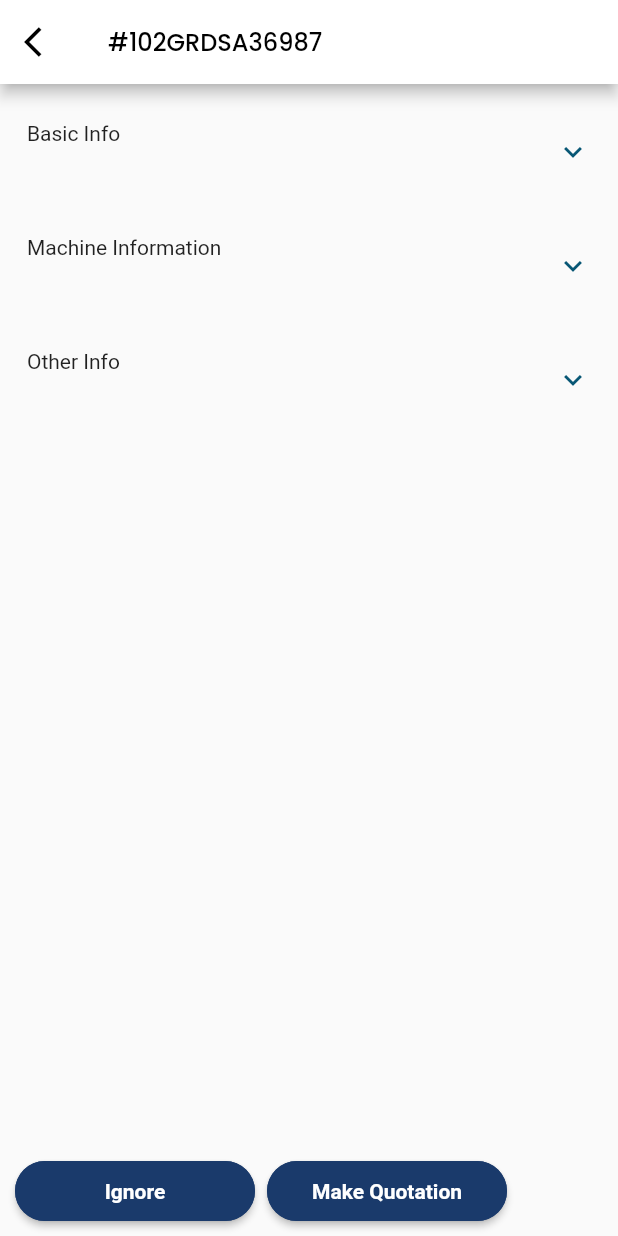
After one commit to dhnshri/M1_service_engineer, a Flutter app: the ServiceRequestDetailsScreen screen opened directly, on a phone screen of 412 x 824 dp. The commit adds this screen. Run offline on Flutter 3.47's test engine with Material 2 defaults, Android fonts, the phone set to English and light mode, and no system bars; drawn by our look-alikes of expansion_tile_card; our stand-ins replace bloc, cached_network_image, flutter_bloc, google_fonts, shared_preferences, shimmer; accounts and stored records are empty; Roboto replaces fonts that are missing (SF-Pro-Display).

Commit message:
Service request Details and my task details done

```diff
--- a/lib/Config/font.dart
+++ b/lib/Config/font.dart
@@ -19,6 +19,24 @@ var filterRadiobtnStyle = GoogleFonts.poppins(
   color: Colors.black,
   fontSize: 12,
   fontWeight: FontWeight.normal,
+);
+
+var ExpanstionTileLeftDataStyle = GoogleFonts.poppins(
+  color: Colors.black,
+  fontSize: 12,
+  fontWeight: FontWeight.normal,
+);
+
+var ExpanstionTileOtherInfoStyle = GoogleFonts.poppins(
+  color: Colors.black,
+  fontSize: 12,
+  fontWeight: FontWeight.normal,
+);
+
+var ExpanstionTileRightDataStyle = GoogleFonts.poppins(
+  color: Colors.black,
+  fontSize: 12,
+  fontWeight: FontWeight.bold,
 );
 
 var filterHeadingRadiobtnStyle = GoogleFonts.poppins(
--- a/lib/Screen/Home/ServiceRequest/serviceRequest.dart
+++ b/lib/Screen/Home/ServiceRequest/serviceRequest.dart
@@ -2,6 +2,7 @@ import 'dart:io';
 import 'package:cached_network_image/cached_network_image.dart';
 import 'package:flutter/material.dart';
 import 'package:google_fonts/google_fonts.dart';
+import 'package:service_engineer/Screen/Home/ServiceRequest/serviceRequestDetails.dart';
 import 'package:service_engineer/Screen/Home/ServiceRequest/serviceRequestFilter.dart';
 import 'package:shared_preferences/shared_preferences.dart';
 import 'package:shimmer/shimmer.dart';
@@ -286,7 +287,12 @@ class _ServiceRequestScreenState extends State<ServiceRequestScreen> {
 
                   ],
                 ),
-                SingleChildScrollView(child: Container(child: buildCustomerEnquiriesList())),
+              InkWell(
+                onTap: (){
+                  Navigator.push(context,
+                      MaterialPageRoute(builder: (context) => ServiceRequestDetailsScreen()));
+                },
+                  child: buildCustomerEnquiriesList()),
               ],
             ),
           ),
--- /dev/null
+++ b/lib/Screen/Home/ServiceRequest/serviceRequestDetails.dart
@@ -0,0 +1,525 @@
+import 'package:cached_network_image/cached_network_image.dart';
+import 'package:expansion_tile_card/expansion_tile_card.dart';
+import 'dart:io';
+import 'package:flutter/material.dart';
+import 'package:google_fonts/google_fonts.dart';
+import 'package:shared_preferences/shared_preferences.dart';
+import 'package:shimmer/shimmer.dart';
+
+import '../../../Config/font.dart';
+import '../../../Widget/app_small_button.dart';
+import '../../bottom_navbar.dart';
+
+
+
+class ServiceRequestDetailsScreen extends StatefulWidget {
+  const ServiceRequestDetailsScreen({Key? key}) : super(key: key);
+
+  @override
+  _ServiceRequestDetailsScreenState createState() => _ServiceRequestDetailsScreenState();
+}
+
+class _ServiceRequestDetailsScreenState extends State<ServiceRequestDetailsScreen> {
+  final TextEditingController _phoneNumberController = TextEditingController();
+  String dropdownValue = '+ 91';
+  String? phoneNum;
+  String? role;
+  bool loading = true;
+
+  // String? smsCode;
+  // bool smsCodeSent = false;
+  // String? verificationId;
+  final _formKey = GlobalKey<FormState>();
+  final GlobalKey<ExpansionTileCardState> cardA = new GlobalKey();
+  final GlobalKey<ExpansionTileCardState> cardB = new GlobalKey();
+  final GlobalKey<ExpansionTileCardState> cardC = new GlobalKey();
+
+
+  @override
+  void initState() {
+    // TODO: implement initState
+    //saveDeviceTokenAndId();
+    super.initState();
+    _phoneNumberController.clear();
+
+  }
+  @override
+  void dispose() {
+    // TODO: implement dispose
+    super.dispose();
+    // getroleofstudent();
+  }
+
+
+  @override
+  Widget build(BuildContext context) {
+    return Scaffold(
+      appBar: AppBar(
+        backgroundColor: Colors.white,
+        leading: InkWell(
+            onTap: (){
+              Navigator.push(context,
+                  MaterialPageRoute(builder: (context) => BottomNavigation (index:0)));
+            },
+            child: Icon(Icons.arrow_back_ios)),
+        title: Text('#102GRDSA36987',style:appBarheadingStyle ,),
+      ),
+      bottomNavigationBar:Padding(
+        padding: const EdgeInsets.all(10.0),
+        child: Row(
+          children: [
+            AppSmallButton(
+              onPressed: () async {
+                // Navigator.of(context).push(
+                //     MaterialPageRoute(builder: (context) => VerifyMobileNumberScreen()));
+                //   isconnectedToInternet = await ConnectivityCheck
+                //       .checkInternetConnectivity();
+                //   if (isconnectedToInternet == true) {
+                //     if (_formKey.currentState!.validate()) {
+                //       // setState(() {
+                //       //   loading=true;
+                //       // });
+                //       _userLoginBloc!.add(OnLogin(email: _textEmailController.text,password: _textPasswordController.text));
+                //     }
+                //   } else {
+                //     CustomDialogs.showDialogCustom(
+                //         "Internet",
+                //         "Please check your Internet Connection!",
+                //         context);
+                //   }
+              },
+              shape: const RoundedRectangleBorder(
+                  borderRadius:
+                  BorderRadius.all(Radius.circular(50))),
+              text: 'Ignore',
+              loading: loading,
+
+
+            ),
+            SizedBox(width:8),
+            AppSmallButton(
+              onPressed: () async {
+                // Navigator.of(context).push(
+                //     MaterialPageRoute(builder: (context) => VerifyMobileNumberScreen()));
+                //   isconnectedToInternet = await ConnectivityCheck
+                //       .checkInternetConnectivity();
+                //   if (isconnectedToInternet == true) {
+                //     if (_formKey.currentState!.validate()) {
+                //       // setState(() {
+                //       //   loading=true;
+                //       // });
+                //       _userLoginBloc!.add(OnLogin(email: _textEmailController.text,password: _textPasswordController.text));
+                //     }
+                //   } else {
+                //     CustomDialogs.showDialogCustom(
+                //         "Internet",
+                //         "Please check your Internet Connection!",
+                //         context);
+                //   }
+              },
+              shape: const RoundedRectangleBorder(
+                  borderRadius:
+                  BorderRadius.all(Radius.circular(50))),
+              text: 'Make Quotation',
+              loading: loading,
+
+
+            ),
+          ],
+        ),
+      ),
+      body: ListView(
+        children: [
+          SizedBox(height: 7,),
+          //Basic Info
+          ExpansionTileCard(
+            key: cardA,
+            leading: Text("Basic Info"),
+
+            title: SizedBox(),
+            subtitle:SizedBox(),
+            children: <Widget>[
+              Padding(
+                padding: const EdgeInsets.only(right:16.0,left: 16.0,bottom: 8.0),
+                child: Column(
+                  children: [
+                    Row(
+                      mainAxisAlignment: MainAxisAlignment.spaceBetween,
+                      children: [
+                      Text("Company ID",style: ExpanstionTileLeftDataStyle,),
+                        Text("#102GRDSA36987",style: ExpanstionTileRightDataStyle,),
+                      ],
+                    ),
+                    Row(
+                      mainAxisAlignment: MainAxisAlignment.spaceBetween,
+                      children: [
+                        Text("Enquiry ID:",style: ExpanstionTileLeftDataStyle,),
+                        Text("#102GRDSA36987",style: ExpanstionTileRightDataStyle,),
+                      ],
+                    ),
+                    Row(
+                      mainAxisAlignment: MainAxisAlignment.spaceBetween,
+                      children: [
+                        Text("Enquiry Date:",style: ExpanstionTileLeftDataStyle,),
+                        Text("24-Sep-2022",style: ExpanstionTileRightDataStyle,),
+                      ],
+                    ),
+                    Row(
+                      mainAxisAlignment: MainAxisAlignment.spaceBetween,
+                      children: [
+                        Text("Location :",style: ExpanstionTileLeftDataStyle,),
+                        Text("Pune Railway Station",style: ExpanstionTileRightDataStyle,),
+                      ],
+                    ),
+                    Row(
+                      mainAxisAlignment: MainAxisAlignment.spaceBetween,
+                      children: [
+                        Text("Date & Timing :",style: ExpanstionTileLeftDataStyle,),
+                        Text("12 Nov 2022, 10AM - 4PM",style: ExpanstionTileRightDataStyle,),
+                      ],
+                    ),
+                  ],
+                ),
+              ),
+            ],
+          ),
+          // Machin Info
+          ExpansionTileCard(
+            key: cardB,
+            leading: Text("Machine Information"),
+            title: SizedBox(),
+            subtitle:SizedBox(),
+            children: <Widget>[
+              Padding(
+                padding: const EdgeInsets.only(right:16.0,left: 16.0,bottom: 8.0),
+                child: Column(
+                  children: [
+                    Container(
+                      height:180,
+                      width: 340,
+                      child: CachedNetworkImage(
+                        filterQuality: FilterQuality.medium,
+                        // imageUrl: Api.PHOTO_URL + widget.users.avatar,
+                        // imageUrl: "https://picsum.photos/250?image=9",
+                        imageUrl: "https://picsum.photos/250?image=9",
+                        placeholder: (context, url) {
+                          return Shimmer.fromColors(
+                            baseColor: Theme.of(context).hoverColor,
+                            highlightColor: Theme.of(context).highlightColor,
+                            enabled: true,
+                            child: Container(
+                              height: 80,
+                              width: 80,
+                              decoration: BoxDecoration(
+                                color: Colors.white,
+                                borderRadius: BorderRadius.circular(8),
+                              ),
+                            ),
+                          );
+                        },
+                        imageBuilder: (context, imageProvider) {
+                          return Container(
+                            height: 80,
+                            width: 80,
+                            decoration: BoxDecoration(
+                              image: DecorationImage(
+                                image: imageProvider,
+                                fit: BoxFit.cover,
+                              ),
+                              borderRadius: BorderRadius.circular(8),
+                            ),
+                          );
+                        },
+                        errorWidget: (context, url, error) {
+                          return Shimmer.fromColors(
+                            baseColor: Theme.of(context).hoverColor,
+                            highlightColor: Theme.of(context).highlightColor,
+                            enabled: true,
+                            child: Container(
+                              height: 80,
+                              width: 80,
+                              decoration: BoxDecoration(
+                                color: Colors.white,
+                                borderRadius: BorderRadius.circular(8),
+                              ),
+                              child: Icon(Icons.error),
+                            ),
+                          );
+                        },
+                      ),
+                    ),
+                    SizedBox(height: 10,),
+                    Row(
+                      mainAxisAlignment: MainAxisAlignment.spaceBetween,
+                      children: [
+                        Column(
+                          crossAxisAlignment: CrossAxisAlignment.start,
+                          children: [
+                            Column(
+                              crossAxisAlignment: CrossAxisAlignment.start,
+                              children: [
+                                Text("Category",style: ExpanstionTileLeftDataStyle,),
+                                Text("Heavy",style: ExpanstionTileRightDataStyle,),
+                              ],
+                            ),
+                            SizedBox(height: 7,),
+                            Column(
+                              crossAxisAlignment: CrossAxisAlignment.start,
+                              children: [
+                                Text("Machine Name",style: ExpanstionTileLeftDataStyle,),
+                                Text("Grinder 2LA",style: ExpanstionTileRightDataStyle,),
+                              ],
+                            ),
+                            SizedBox(height: 7,),
+                            Column(
+                              crossAxisAlignment: CrossAxisAlignment.start,
+                              children: [
+                                Text("Manufacturer (Brand)",style: ExpanstionTileLeftDataStyle,),
+                                Text("John Deer",style: ExpanstionTileRightDataStyle,),
+                              ],
+                            ),
+                            SizedBox(height: 7,),
+                            Column(
+                              crossAxisAlignment: CrossAxisAlignment.start,
+                              children: [
+                                Text("Make",style: ExpanstionTileLeftDataStyle,),
+                                Text("Some Value here",style: ExpanstionTileRightDataStyle,),
+                              ],
+                            ),
+                            SizedBox(height: 7,),
+                            Column(
+                              crossAxisAlignment: CrossAxisAlignment.start,
+                              children: [
+                                Text("Machine No.",style: ExpanstionTileLeftDataStyle,),
+                                Text("032154CS32",style: ExpanstionTileRightDataStyle,),
+                              ],
+                            ),
+                            SizedBox(height: 7,),
+                            Column(
+                              crossAxisAlignment: CrossAxisAlignment.start,
+                              children: [
+                                Text("Controler",style: ExpanstionTileLeftDataStyle,),
+                                Text("Mitsubishi",style: ExpanstionTileRightDataStyle,),
+                              ],
+                            ),
+                          ],
+                        ),
+                        Column(
+                          crossAxisAlignment: CrossAxisAlignment.start,
+                          children: [
+                            Column(
+                              crossAxisAlignment: CrossAxisAlignment.start,
+                              children: [
+                                Text("Sub-Category",style: ExpanstionTileLeftDataStyle,),
+                                Text("Semi Iron",style: ExpanstionTileRightDataStyle,),
+                              ],
+                            ),
+                            SizedBox(height: 7,),
+                            Column(
+                              crossAxisAlignment: CrossAxisAlignment.start,
+                              children: [
+                                Text("Machine Type",style: ExpanstionTileLeftDataStyle,),
+                                Text("Latte",style: ExpanstionTileRightDataStyle,),
+                              ],
+                            ),
+                            SizedBox(height: 7,),
+                            Column(
+                              crossAxisAlignment: CrossAxisAlignment.start,
+                              children: [
+                                Text("System name",style: ExpanstionTileLeftDataStyle,),
+                                Text("MH23GTSF",style: ExpanstionTileRightDataStyle,),
+                              ],
+                            ),
+                            SizedBox(height: 7,),
+                            Column(
+                              crossAxisAlignment: CrossAxisAlignment.start,
+                              children: [
+                                Text("Model no.",style: ExpanstionTileLeftDataStyle,),
+                                Text("02GRDSA36",style: ExpanstionTileRightDataStyle,),
+                              ],
+                            ),
+                            SizedBox(height: 7,),
+                            Column(
+                              crossAxisAlignment: CrossAxisAlignment.start,
+                              children: [
+                                Text("Machine Size",style: ExpanstionTileLeftDataStyle,),
+                                Text("255m",style: ExpanstionTileRightDataStyle,),
+                              ],
+                            ),
+                            SizedBox(height: 7,),
+                            Column(
+                              crossAxisAlignment: CrossAxisAlignment.start,
+                              children: [
+                                Text("Manufacture Date",style: ExpanstionTileLeftDataStyle,),
+                                Text("24-July-2022",style: ExpanstionTileRightDataStyle,),
+                              ],
+                            ),
+                          ],
+                        )
+                      ],
+                    ),
+                  ],
+                ),
+              ),
+            ],
+          ),
+          // Other Info
+          ExpansionTileCard(
+            key: cardC,
+            leading: Text("Other Info"),
+            title: SizedBox(),
+            subtitle:SizedBox(),
+            children: <Widget>[
+              Padding(
+                padding: const EdgeInsets.only(right:16.0,left: 16.0,bottom: 8.0),
+                child: Column(
+                  children: [
+                    Row(
+                      mainAxisAlignment: MainAxisAlignment.spaceBetween,
+                      children: [
+                        Text("Priority",style: ExpanstionTileLeftDataStyle,),
+                        Text("High",style: ExpanstionTileRightDataStyle,),
+                      ],
+                    ),
+                    Row(
+                      mainAxisAlignment: MainAxisAlignment.spaceBetween,
+                      children: [
+                        Text("Maintenance Type",style: ExpanstionTileLeftDataStyle,),
+                        Text("Some Value here",style: ExpanstionTileRightDataStyle,),
+                      ],
+                    ),
+                    SizedBox(height: 10,),
+                    Container(
+                      decoration: BoxDecoration(
+                        border: Border.all(color: Colors.black,width: 1),
+                      ),
+                      child: Padding(
+                        padding: const EdgeInsets.all(8.0),
+                        child: Text("Vestibulum blandit viverra convallis. Pellentesque ligula urna,"
+                            " fermentum ut semper in, tincidunt nec dui. Morbi mauris lacus, consequat"
+                            " eget justo in, semper gravida enim. Donec ultrices varius ligula. "
+                            "Ut non pretium augue. Etiam non rutrum metus. In varius sit amet "
+                            "lorem tempus sagittis. Cras sed maximus enim, vel ultricies tortor.",
+                          style:ExpanstionTileOtherInfoStyle ,),
+                      ),
+                    ),
+                  ],
+                ),
+              ),
+              Container(
+                height:100,
+                width: 330,
+                child: CachedNetworkImage(
+                  filterQuality: FilterQuality.medium,
+                  // imageUrl: Api.PHOTO_URL + widget.users.avatar,
+                  // imageUrl: "https://picsum.photos/250?image=9",
+                  imageUrl: "https://picsum.photos/250?image=9",
+                  placeholder: (context, url) {
+                    return Shimmer.fromColors(
+                      baseColor: Theme.of(context).hoverColor,
+                      highlightColor: Theme.of(context).highlightColor,
+                      enabled: true,
+                      child: Container(
+                        height: 80,
+                        width: 80,
+                        decoration: BoxDecoration(
+                          color: Colors.white,
+                          borderRadius: BorderRadius.circular(8),
+                        ),
+                      ),
+                    );
+                  },
+                  imageBuilder: (context, imageProvider) {
+                    return Container(
+                      height: 80,
+                      width: 80,
+                      decoration: BoxDecoration(
+                        image: DecorationImage(
+                          image: imageProvider,
+                          fit: BoxFit.cover,
+                        ),
+                        borderRadius: BorderRadius.circular(8),
+                      ),
+                    );
+                  },
+                  errorWidget: (context, url, error) {
+                    return Shimmer.fromColors(
+                      baseColor: Theme.of(context).hoverColor,
+                      highlightColor: Theme.of(context).highlightColor,
+                      enabled: true,
+                      child: Container(
+                        height: 80,
+                        width: 80,
+                        decoration: BoxDecoration(
+                          color: Colors.white,
+                          borderRadius: BorderRadius.circular(8),
+                        ),
+                        child: Icon(Icons.error),
+                      ),
+                    );
+                  },
+                ),
+              ),
+              SizedBox(height: 10,),
+              Container(
+                height:180,
+                width: 340,
+                child: CachedNetworkImage(
+                  filterQuality: FilterQuality.medium,
+                  // imageUrl: Api.PHOTO_URL + widget.users.avatar,
+                  // imageUrl: "https://picsum.photos/250?image=9",
+                  imageUrl: "https://picsum.photos/250?image=16",
+                  placeholder: (context, url) {
+                    return Shimmer.fromColors(
+                      baseColor: Theme.of(context).hoverColor,
+                      highlightColor: Theme.of(context).highlightColor,
+                      enabled: true,
+                      child: Container(
+                        height: 80,
+                        width: 80,
+                        decoration: BoxDecoration(
+                          color: Colors.white,
+                          borderRadius: BorderRadius.circular(8),
+                        ),
+                      ),
+                    );
+                  },
+                  imageBuilder: (context, imageProvider) {
+                    return Container(
+                      height: 80,
+                      width: 80,
+                      decoration: BoxDecoration(
+                        image: DecorationImage(
+                          image: imageProvider,
+                          fit: BoxFit.cover,
+                        ),
+                        borderRadius: BorderRadius.circular(8),
+                      ),
+                    );
+                  },
+                  errorWidget: (context, url, error) {
+                    return Shimmer.fromColors(
+                      baseColor: Theme.of(context).hoverColor,
+                      highlightColor: Theme.of(context).highlightColor,
+                      enabled: true,
+                      child: Container(
+                        height: 80,
+                        width: 80,
+                        decoration: BoxDecoration(
+                          color: Colors.white,
+                          borderRadius: BorderRadius.circular(8),
+                        ),
+                        child: Icon(Icons.error),
+                      ),
+                    );
+                  },
+                ),
+              ),
+            ],
+          ),
+
+        ],
+      ),
+    );
+  }
+}
--- /dev/null
+++ b/lib/Widget/app_small_button.dart
@@ -0,0 +1,70 @@
+import 'package:flutter/material.dart';
+
+import '../Constant/theme_colors.dart';
+
+
+class AppSmallButton extends StatelessWidget {
+  final VoidCallback? onPressed;
+  final String? text;
+  final bool? loading;
+  final bool? disableTouchWhenLoading;
+  final OutlinedBorder? shape;
+  final Color? color;
+
+
+  AppSmallButton ({
+    Key? key,
+    this.onPressed,
+    this.text,
+    this.loading = false,
+    this.disableTouchWhenLoading = false,
+    this.shape,
+    this.color,
+  }) : super(key: key);
+
+  Widget _buildLoading() {
+    if (loading!) {
+      return Container();
+    }
+    return Container(
+      margin: EdgeInsets.only(left: 10, right: 10),
+      width: 14,
+      height: 14,
+      child: CircularProgressIndicator(strokeWidth: 2,color: Colors.white,),
+    );
+  }
+
+  @override
+  Widget build(BuildContext context) {
+    return
+      Container(
+          height: 40.0,
+          width: 160,
+          child:
+          ElevatedButton(
+            style: ElevatedButton.styleFrom(
+              side: BorderSide(color: Color(0xff1A3A6B), width: 1),
+              primary: Color(0xff1A3A6B),
+              // color:Colors.red,
+              shape: shape,
+            ),
+            // shape: shape,
+            onPressed: disableTouchWhenLoading! && loading! ? null : onPressed,
+            child: Row(
+              crossAxisAlignment: CrossAxisAlignment.center,
+              mainAxisAlignment: MainAxisAlignment.center,
+              children: <Widget>[
+                Text(
+                  text!,
+                  style: Theme.of(context)
+                      .textTheme
+                      .button!
+                      .copyWith(color: Colors.white, fontWeight: FontWeight.w600),
+                ),
+                _buildLoading()
+              ],
+            ),
+          )
+      );
+  }
+}
--- a/pubspec.yaml
+++ b/pubspec.yaml
@@ -58,6 +58,7 @@ dependencies:
   scoped_model: ^2.0.0
   paytm_allinonesdk: ^1.1.7
   flutter_custom_switch: ^0.0.3
+  expansion_tile_card: ^2.0.0
 
 dev_dependencies:
   flutter_test:
```
Also changed, not shown: pubspec.lock, 1 other file.
